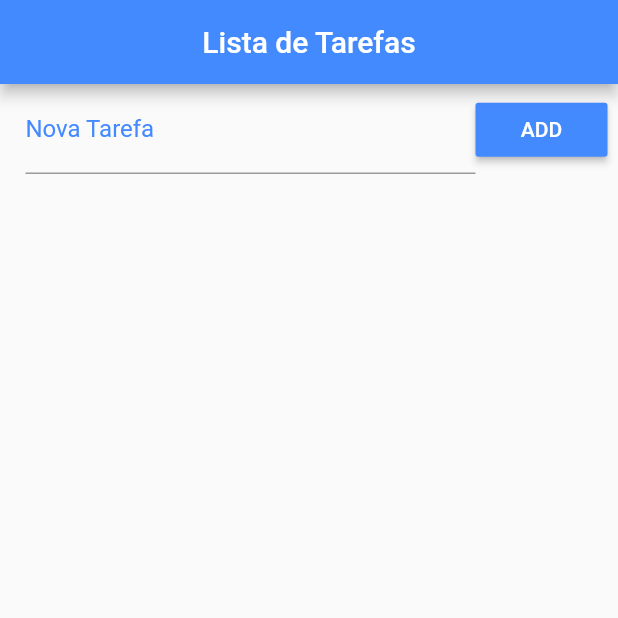
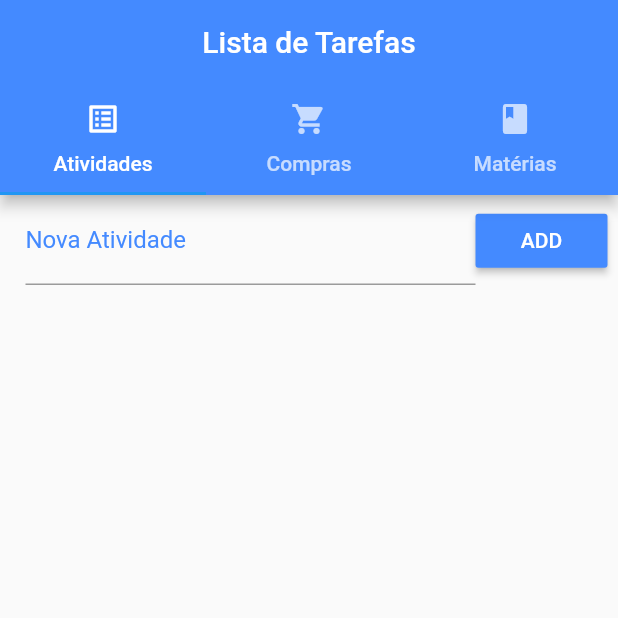
Before and after one commit to VitorRC4269/lista_tarefas, a Flutter app: the screen it shows after launch, on a phone screen of 412 x 824 dp, the top half of it. Run offline on Flutter 3.47's test engine with Material 2 defaults, Android fonts, the phone set to English and light mode, and no system bars.

```diff
--- a/lib/main.dart
+++ b/lib/main.dart
@@ -17,7 +17,9 @@ class Home extends StatefulWidget {
 
 class _HomeState extends State<Home> {
   final _toDoController = TextEditingController();
-  List _toDoList = [];
+  List _toDoList1 = [];
+  List _toDoList2 = [];
+  List _toDoList3 = [];
 
   Map<String, dynamic> _lastRemoved;
   int _lastRemovedPos;
@@ -26,30 +28,40 @@ class _HomeState extends State<Home> {
   void initState() {
     super.initState();
 
-    _readData().then((data) {
+    _readData("1").then((data) {
       setState(() {
-        _toDoList = json.decode(data);
+        _toDoList1 = json.decode(data);
+      });
+    });
+    _readData("2").then((data) {
+      setState(() {
+        _toDoList2 = json.decode(data);
+      });
+    });
+    _readData("3").then((data) {
+      setState(() {
+        _toDoList3 = json.decode(data);
       });
     });
   }
 
-  void _addToDo() {
+  void _addToDo(List lista) {
     setState(() {
       Map<String, dynamic> newToDo = Map();
       newToDo["title"] = _toDoController.text;
       _toDoController.text = "";
 
       newToDo["ok"] = false;
-      _toDoList.add(newToDo);
-      _saveData();
+      lista.add(newToDo);
+      _saveData(lista);
     });
   }
 
-  Future<Null> _refresh() async {
+  Future<Null> _refresh(List lista) async {
     await Future.delayed(Duration(seconds: 1));
 
     setState(() {
-      _toDoList.sort((a, b) {
+      lista.sort((a, b) {
         if (a["ok"] && !b["ok"])
           return 1;
         else if (!a["ok"] && b["ok"])
@@ -58,7 +70,7 @@ class _HomeState extends State<Home> {
           return 0;
       });
 
-      _saveData();
+      _saveData(lista);
     });
 
     return null;
@@ -66,13 +78,9 @@ class _HomeState extends State<Home> {
 
   @override
   Widget build(BuildContext context) {
-    return Scaffold(
-      appBar: AppBar(
-        title: Text("Lista de Tarefas"),
-        backgroundColor: Colors.blueAccent,
-        centerTitle: true,
-      ),
-      body: Column(
+    final _kTabPages = <Widget>[
+      //Tab 1
+      Column(
         children: <Widget>[
           Container(
             padding: EdgeInsets.fromLTRB(17.0, 1.0, 7.0, 1.0),
@@ -82,7 +90,7 @@ class _HomeState extends State<Home> {
                   child: TextField(
                     controller: _toDoController,
                     decoration: InputDecoration(
-                        labelText: "Nova Tarefa",
+                        labelText: "Nova Atividade",
                         labelStyle: TextStyle(color: Colors.blueAccent)),
                   ),
                 ),
@@ -90,26 +98,120 @@ class _HomeState extends State<Home> {
                   color: Colors.blueAccent,
                   child: Text("ADD"),
                   textColor: Colors.white,
-                  onPressed: _addToDo,
+                  onPressed: () => _addToDo(_toDoList1),
                 ),
               ],
             ),
           ),
           Expanded(
               child: RefreshIndicator(
-            onRefresh: _refresh,
+            onRefresh: () => _refresh(_toDoList1),
             child: ListView.builder(
                 padding: EdgeInsets.only(top: 10.0),
-                itemCount: _toDoList.length,
-                itemBuilder: buildItem),
+                itemCount: _toDoList1.length,
+                itemBuilder: (context, index) =>
+                    buildItem(context, index, _toDoList1)),
           ))
         ],
+      ),
+
+      //tab2
+
+      Column(
+        children: <Widget>[
+          Container(
+            padding: EdgeInsets.fromLTRB(17.0, 1.0, 7.0, 1.0),
+            child: Row(
+              children: <Widget>[
+                Expanded(
+                  child: TextField(
+                    controller: _toDoController,
+                    decoration: InputDecoration(
+                        labelText: "Nova Compra",
+                        labelStyle: TextStyle(color: Colors.blueAccent)),
+                  ),
+                ),
+                RaisedButton(
+                  color: Colors.blueAccent,
+                  child: Text("ADD"),
+                  textColor: Colors.white,
+                  onPressed: () => _addToDo(_toDoList2),
+                ),
+              ],
+            ),
+          ),
+          Expanded(
+              child: RefreshIndicator(
+            onRefresh: () => _refresh(_toDoList2),
+            child: ListView.builder(
+                padding: EdgeInsets.only(top: 10.0),
+                itemCount: _toDoList2.length,
+                itemBuilder: (context, index) =>
+                    buildItem(context, index, _toDoList2)),
+          ))
+        ],
+      ),
+      Column(
+        children: <Widget>[
+          Container(
+            padding: EdgeInsets.fromLTRB(17.0, 1.0, 7.0, 1.0),
+            child: Row(
+              children: <Widget>[
+                Expanded(
+                  child: TextField(
+                    controller: _toDoController,
+                    decoration: InputDecoration(
+                        labelText: "Nova Matéria",
+                        labelStyle: TextStyle(color: Colors.blueAccent)),
+                  ),
+                ),
+                RaisedButton(
+                  color: Colors.blueAccent,
+                  child: Text("ADD"),
+                  textColor: Colors.white,
+                  onPressed: () => _addToDo(_toDoList3),
+                ),
+              ],
+            ),
+          ),
+          Expanded(
+              child: RefreshIndicator(
+            onRefresh: () => _refresh(_toDoList3),
+            child: ListView.builder(
+                padding: EdgeInsets.only(top: 10.0),
+                itemCount: _toDoList3.length,
+                itemBuilder: (context, index) =>
+                    buildItem(context, index, _toDoList3)),
+          ))
+        ],
+      ),
+    ];
+    final _kTabs = <Tab>[
+      const Tab(icon: Icon(Icons.list_alt), text: 'Atividades'),
+      const Tab(icon: Icon(Icons.shopping_cart), text: 'Compras'),
+      const Tab(icon: Icon(Icons.book), text: 'Matérias'),
+    ];
+
+    return DefaultTabController(
+      length: _kTabs.length,
+      child: Scaffold(
+        appBar: AppBar(
+          title: Text("Lista de Tarefas"),
+          backgroundColor: Colors.blueAccent,
+          centerTitle: true,
+          bottom: TabBar(
+            tabs: _kTabs,
+          ),
+        ),
+        body: TabBarView(
+          children: _kTabPages,
+        ),
       ),
     );
   }
 
   //faz a lista
-  Widget buildItem(BuildContext context, int index) {
+  Widget buildItem(BuildContext context, int index, List lista) {
     return Dismissible(
       key: Key(DateTime.now().microsecondsSinceEpoch.toString()),
       background: Container(
@@ -120,25 +222,25 @@ class _HomeState extends State<Home> {
           )),
       direction: DismissDirection.startToEnd,
       child: CheckboxListTile(
-        title: Text(_toDoList[index]["title"]),
-        value: _toDoList[index]["ok"],
+        title: Text(lista[index]["title"]),
+        value: lista[index]["ok"],
         secondary: CircleAvatar(
-          child: Icon(_toDoList[index]["ok"] ? Icons.check : Icons.error),
+          child: Icon(lista[index]["ok"] ? Icons.check : Icons.error),
         ),
         onChanged: (c) {
           setState(() {
-            _toDoList[index]["ok"] = c;
-            _saveData();
+            lista[index]["ok"] = c;
+            _saveData(lista);
           });
         },
       ),
       onDismissed: (direction) {
         setState(() {
-          _lastRemoved = Map.from(_toDoList[index]);
+          _lastRemoved = Map.from(lista[index]);
           _lastRemovedPos = index;
-          _toDoList.removeAt(index);
+          lista.removeAt(index);
 
-          _saveData();
+          _saveData(lista);
 
           final snack = SnackBar(
             content: Text("Tarefa \"${_lastRemoved["title"]}\" removida!"),
@@ -146,8 +248,8 @@ class _HomeState extends State<Home> {
               label: "Desfazer",
               onPressed: () {
                 setState(() {
-                  _toDoList.insert(_lastRemovedPos, _lastRemoved);
-                  _saveData();
+                  lista.insert(_lastRemovedPos, _lastRemoved);
+                  _saveData(lista);
                 });
               },
             ),
@@ -160,20 +262,29 @@ class _HomeState extends State<Home> {
     );
   }
 
-  Future<File> _getFile() async {
+  Future<File> _getFile(String s) async {
     final directory = await getApplicationDocumentsDirectory();
-    return File("${directory.path}/data.json");
+    return File("${directory.path}/data$s.json");
   }
 
-  Future<File> _saveData() async {
-    String data = json.encode(_toDoList);
-    final file = await _getFile();
+  Future<File> _saveData(List lista) async {
+    String data = json.encode(lista);
+    String s;
+    if (lista == _toDoList1) {
+      s = "1";
+    } else if (lista == _toDoList2) {
+      s = "2";
+    } else if (lista == _toDoList3) {
+      s = "3";
+    }
+
+    final file = await _getFile(s);
     return file.writeAsString(data);
   }
 
-  Future<String> _readData() async {
+  Future<String> _readData(String s) async {
     try {
-      final file = await _getFile();
+      final file = await _getFile(s);
       return file.readAsString();
     } catch (e) {
       return null;
```
